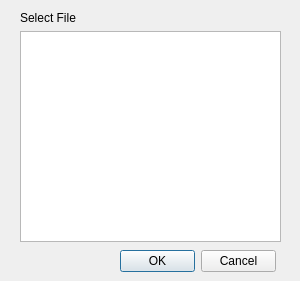
Above: qmodifyfiledialog.ui from nghack/chmcreator before the change. Below: the same form after it.
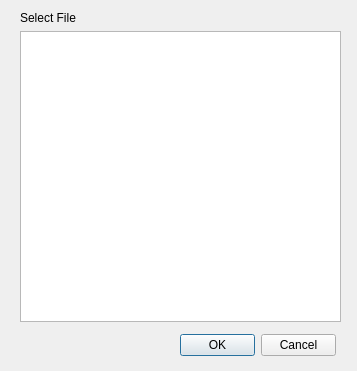
That is the form after the change.

The edit to the form file:
```diff
--- a/qmodifyfiledialog.ui
+++ b/qmodifyfiledialog.ui
@@ -6,8 +6,8 @@
    <rect>
     <x>0</x>
     <y>0</y>
-    <width>300</width>
-    <height>281</height>
+    <width>357</width>
+    <height>371</height>
    </rect>
   </property>
   <property name="windowTitle">
@@ -16,10 +16,10 @@
   <widget class="QDialogButtonBox" name="buttonBox">
    <property name="geometry">
     <rect>
-     <x>120</x>
-     <y>250</y>
+     <x>180</x>
+     <y>330</y>
      <width>156</width>
-     <height>23</height>
+     <height>31</height>
     </rect>
    </property>
    <property name="standardButtons">
@@ -44,8 +44,8 @@
     <rect>
      <x>20</x>
      <y>31</y>
-     <width>261</width>
-     <height>211</height>
+     <width>321</width>
+     <height>291</height>
     </rect>
    </property>
   </widget>
```
